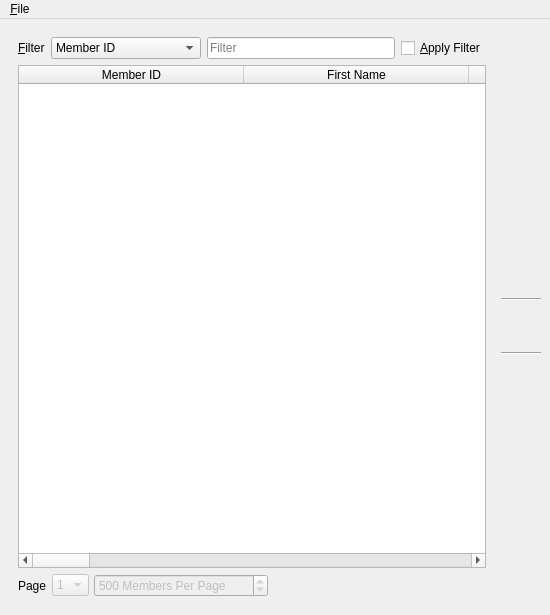
Old version of the form UI/biblioteq_members_browser.ui in the repository textbrowser/biblioteq.
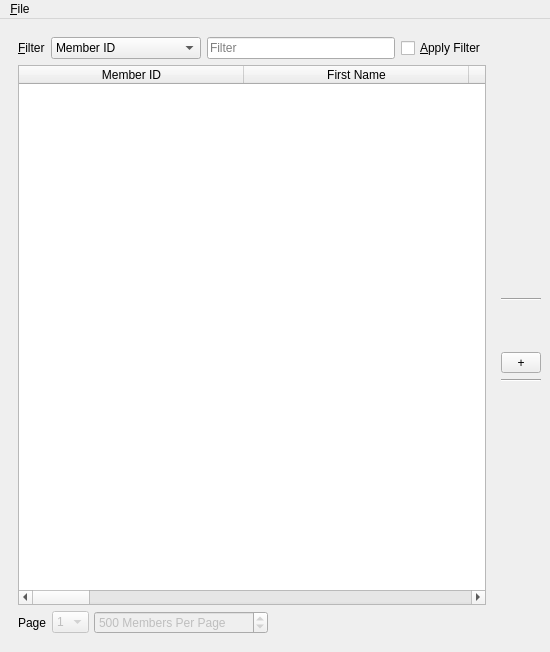
New version of the form. Icons and pictures are not drawn.

Patch:
```diff
--- a/UI/biblioteq_members_browser.ui
+++ b/UI/biblioteq_members_browser.ui
@@ -7,7 +7,7 @@
     <x>0</x>
     <y>0</y>
     <width>550</width>
-    <height>615</height>
+    <height>652</height>
    </rect>
   </property>
   <property name="windowTitle">
@@ -418,6 +418,28 @@
         </property>
        </widget>
       </item>
+      <item>
+       <widget class="QToolButton" name="speedy">
+        <property name="sizePolicy">
+         <sizepolicy hsizetype="Preferred" vsizetype="Fixed">
+          <horstretch>0</horstretch>
+          <verstretch>0</verstretch>
+         </sizepolicy>
+        </property>
+        <property name="toolTip">
+         <string>&lt;html&gt;&lt;head/&gt;&lt;body&gt;&lt;p&gt;If this checkbox is checked, reservations will occur without reservation dialogs. This feature enables speedier reservations.&lt;/p&gt;&lt;/body&gt;&lt;/html&gt;</string>
+        </property>
+        <property name="styleSheet">
+         <string notr="true">QToolButton:checked {background-color: lightgreen;}</string>
+        </property>
+        <property name="text">
+         <string>+</string>
+        </property>
+        <property name="checkable">
+         <bool>true</bool>
+        </property>
+       </widget>
+      </item>
       <item>
        <widget class="Line" name="line_3">
         <property name="orientation">
```
Left out of the diff: 1 changed line with no effect on the pictures.
